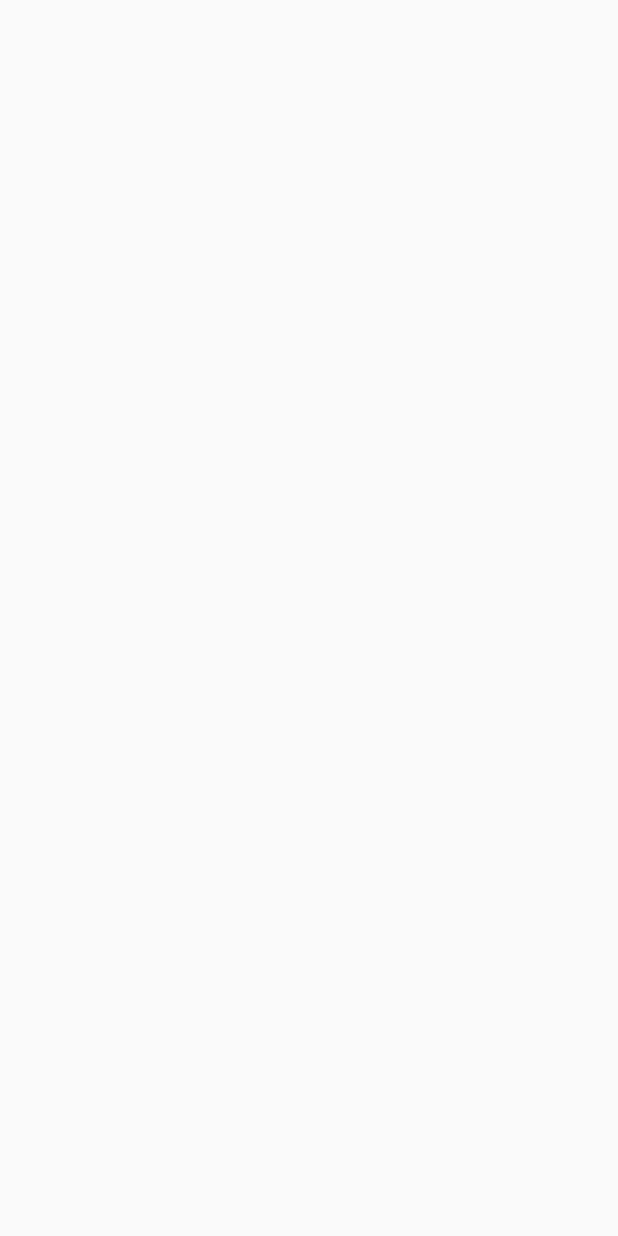
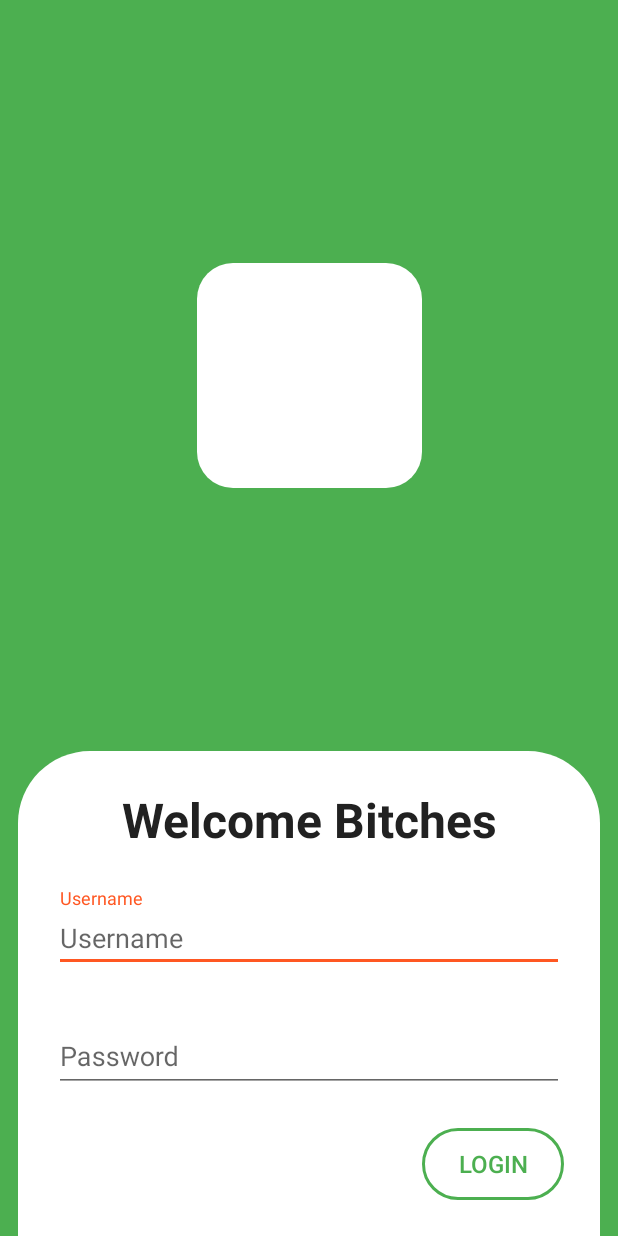
Before and after one commit to LocalMunk/BajerAppForGuder, an Android app: the screen it shows after launch (LoginActivity), on a phone screen of 412 x 824 dp. Before the commit the screen is empty. Run offline under Robolectric (Android 15) with nearby library versions, the phone set to English and light mode, and no system bars.

Commit message:
First iteration of login page

```diff
--- a/app/src/main/AndroidManifest.xml
+++ b/app/src/main/AndroidManifest.xml
@@ -8,13 +8,6 @@
         android:label="@string/app_name"
         android:supportsRtl="true"
         android:theme="@style/AppTheme">
-        <activity android:name=".Activities.main.MainActivity">
-            <intent-filter>
-                <action android:name="android.intent.action.MAIN" />
-
-                <category android:name="android.intent.category.LAUNCHER" />
-            </intent-filter>
-        </activity>
         <activity
             android:name=".Activities.login.LoginActivity"
             android:theme="@style/AppTheme.NoActionBar">
@@ -25,6 +18,7 @@
             </intent-filter>
         </activity>
         <activity android:name=".Activities.signup.SignupActivity"></activity>
+        <activity android:name=".Activities.main.MainActivity"/>
     </application>
 
 </manifest>
--- /dev/null
+++ b/app/src/main/res/drawable/selector_button_text_with_stroke.xml
@@ -0,0 +1,7 @@
+<?xml version="1.0" encoding="utf-8"?>
+<selector xmlns:android="http://schemas.android.com/apk/res/android">
+
+    <item android:state_pressed="true" android:color="@color/colorTextWhite" />
+    <item android:color="@color/colorPrimary"/>
+
+</selector>
--- /dev/null
+++ b/app/src/main/res/drawable/selector_button_with_stroke.xml
@@ -0,0 +1,22 @@
+<?xml version="1.0" encoding="utf-8"?>
+<selector xmlns:android="http://schemas.android.com/apk/res/android">
+
+    <item android:state_pressed="false">
+        <shape>
+            <stroke android:width="2dp" android:color="@color/colorPrimary"/>
+            <corners android:radius="24dp"/>
+            <padding android:left="24dp" android:right="24dp"
+                android:top="8dp" android:bottom="8dp"/>
+        </shape>
+    </item>
+
+    <item android:state_pressed="true">
+        <shape>
+            <solid android:color="@color/colorPrimary"/>
+            <corners android:radius="24dp"/>
+            <padding android:left="24dp" android:right="24dp"
+                android:top="8dp" android:bottom="8dp"/>
+        </shape>
+    </item>
+
+</selector>
--- /dev/null
+++ b/app/src/main/res/drawable/shape_login_container.xml
@@ -0,0 +1,11 @@
+<?xml version="1.0" encoding="utf-8"?>
+<shape xmlns:android="http://schemas.android.com/apk/res/android">
+
+    <solid android:color="@color/colorIcons"/>
+
+    <corners
+        android:topLeftRadius="48dp"
+        android:topRightRadius="48dp"
+        />
+
+</shape>
--- /dev/null
+++ b/app/src/main/res/drawable/shape_round_corners.xml
@@ -0,0 +1,13 @@
+<?xml version="1.0" encoding="utf-8"?>
+<shape xmlns:android="http://schemas.android.com/apk/res/android">
+
+    <solid android:color="@color/colorIcons"/>
+
+    <corners
+        android:topRightRadius="24dp"
+        android:topLeftRadius="24dp"
+        android:bottomLeftRadius="24dp"
+        android:bottomRightRadius="24dp"
+        />
+
+</shape>
--- a/app/src/main/res/layout/activity_login.xml
+++ b/app/src/main/res/layout/activity_login.xml
@@ -1,10 +1,109 @@
 <?xml version="1.0" encoding="utf-8"?>
-<android.support.design.widget.CoordinatorLayout xmlns:android="http://schemas.android.com/apk/res/android"
+<android.support.constraint.ConstraintLayout xmlns:android="http://schemas.android.com/apk/res/android"
     xmlns:app="http://schemas.android.com/apk/res-auto"
     xmlns:tools="http://schemas.android.com/tools"
     android:layout_width="match_parent"
     android:layout_height="match_parent"
-    tools:context=".Activities.login.LoginActivity">
+    android:background="@color/colorPrimary">
+
+    <ImageView
+        android:id="@+id/loginLogo"
+        android:layout_width="150dp"
+        android:layout_height="150dp"
+        android:src="@drawable/shape_round_corners"
+        app:layout_constraintEnd_toEndOf="parent"
+        app:layout_constraintStart_toStartOf="parent"
+        app:layout_constraintTop_toTopOf="parent"
+        app:layout_constraintBottom_toTopOf="@id/loginInformationContainer"/>
+
+    <android.support.constraint.ConstraintLayout
+        android:id="@+id/loginInformationContainer"
+        android:layout_width="match_parent"
+        android:layout_height="wrap_content"
+        android:layout_marginEnd="12dp"
+        android:layout_marginStart="12dp"
+        android:background="@drawable/shape_login_container"
+        app:layout_constraintBottom_toBottomOf="parent"
+        app:layout_constraintEnd_toEndOf="parent"
+        app:layout_constraintStart_toStartOf="parent"
+        app:layout_constraintVertical_bias="1">
+
+        <TextView
+            android:text="Welcome Bitches"
+            android:id="@+id/loginWelcomText"
+            android:layout_width="match_parent"
+            android:layout_height="wrap_content"
+            android:textAlignment="center"
+            android:textSize="32sp"
+            android:textStyle="bold"
+            android:textColor="@color/colorTextPrimary"
+            android:layout_marginEnd="12dp"
+            android:layout_marginStart="12dp"
+            android:layout_marginTop="24dp"
+            app:layout_constraintBottom_toTopOf="@id/loginUsernameInput"
+            app:layout_constraintEnd_toEndOf="parent"
+            app:layout_constraintStart_toStartOf="parent"
+            app:layout_constraintTop_toTopOf="parent" />
+
+        <android.support.design.widget.TextInputLayout
+            android:id="@+id/loginUsernameInput"
+            android:layout_width="match_parent"
+            android:layout_height="wrap_content"
+            android:layout_marginEnd="24dp"
+            android:layout_marginStart="24dp"
+            android:layout_marginTop="24dp"
+            android:hint="Username"
+            android:textSize="18sp"
+            app:layout_constraintBottom_toTopOf="@id/loginPasswordInput"
+            app:layout_constraintEnd_toEndOf="parent"
+            app:layout_constraintStart_toStartOf="parent"
+            app:layout_constraintTop_toBottomOf="@id/loginWelcomText">
+
+            <EditText
+                android:layout_width="match_parent"
+                android:layout_height="match_parent"
+                android:hint="Username"
+                android:textSize="18sp" />
+
+        </android.support.design.widget.TextInputLayout>
+
+        <android.support.design.widget.TextInputLayout
+            android:id="@+id/loginPasswordInput"
+            android:layout_width="match_parent"
+            android:layout_height="wrap_content"
+            android:layout_marginEnd="24dp"
+            android:layout_marginStart="24dp"
+            android:layout_marginTop="24dp"
+            app:layout_constraintBottom_toTopOf="@id/loginButtonAction"
+            app:layout_constraintEnd_toEndOf="parent"
+            app:layout_constraintStart_toStartOf="parent"
+            app:layout_constraintTop_toBottomOf="@id/loginUsernameInput">
+
+            <EditText
+                android:layout_width="match_parent"
+                android:layout_height="match_parent"
+                android:hint="Password"
+                android:textSize="18sp" />
+
+        </android.support.design.widget.TextInputLayout>
 
 
-</android.support.design.widget.CoordinatorLayout>
+        <Button
+            android:id="@+id/loginButtonAction"
+            android:layout_width="wrap_content"
+            android:layout_height="wrap_content"
+            android:layout_margin="24dp"
+            android:background="@drawable/selector_button_with_stroke"
+            android:text="Login"
+            android:textAlignment="center"
+            android:textColor="@drawable/selector_button_text_with_stroke"
+            android:textSize="16sp"
+            app:layout_constraintBottom_toBottomOf="parent"
+            app:layout_constraintEnd_toEndOf="parent"
+            app:layout_constraintHorizontal_bias="1"
+            app:layout_constraintStart_toStartOf="parent"
+            app:layout_constraintTop_toBottomOf="@id/loginPasswordInput" />
+
+    </android.support.constraint.ConstraintLayout>
+
+</android.support.constraint.ConstraintLayout>
--- a/app/src/main/res/values/colors.xml
+++ b/app/src/main/res/values/colors.xml
@@ -1,6 +1,15 @@
 <?xml version="1.0" encoding="utf-8"?>
 <resources>
-    <color name="colorPrimary">#3F51B5</color>
-    <color name="colorPrimaryDark">#303F9F</color>
-    <color name="colorAccent">#FF4081</color>
+
+    <!--https://www.materialpalette.com/green/deep-orange-->
+    <color name="colorPrimary">#4CAF50</color>
+    <color name="colorPrimaryLight">#C8E6C9</color>
+    <color name="colorPrimaryDark">#388E3C</color>
+    <color name="colorAccent">#FF5722</color>
+
+    <color name="colorTextPrimary">#212121</color>
+    <color name="colorTextSecondary">#757575</color>
+    <color name="colorIcons">#FFFFFF</color>
+    <color name="colorTextWhite">#FFFFFF</color>
+    <color name="colorDivider">#BDBDBD</color>
 </resources>
```
